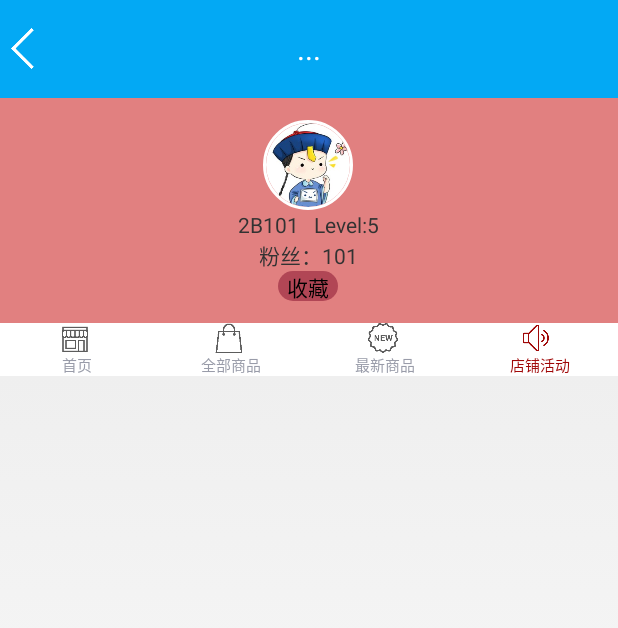
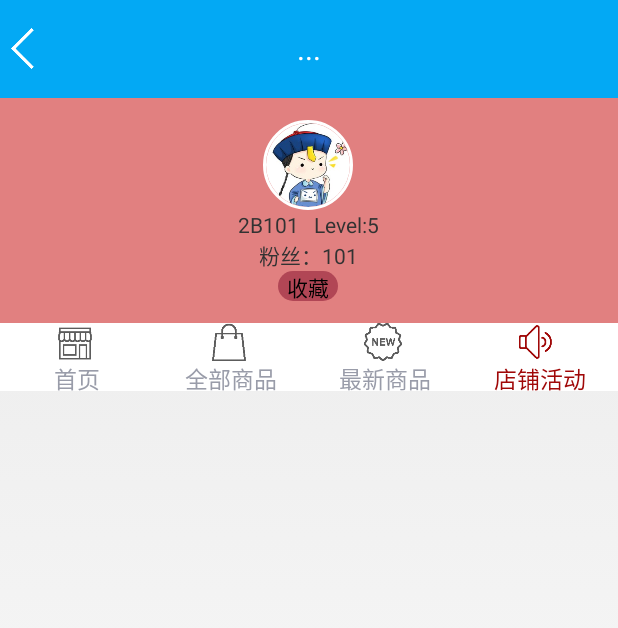
Before and after one commit to NEUSE1401/LeQi, an Android app: the ShopActivity screen opened directly, with no data from a screen before it, after a tap on "店铺活动", on a phone screen of 412 x 824 dp. Shown: the top 628 px of the screen. Run offline under Robolectric (Android 15) with nearby library versions, the phone set to English and light mode, and no system bars; our stand-ins replace CircleImageView; libraries missing offline, so code that uses them is left out: com.synnapps.carouselview; 5 statements that could not run were skipped; 3 other taps on this screen came first.

Commit message:
店铺更新

```diff
--- a/app/src/main/java/la/neu/leqi/ShopActivity.java
+++ b/app/src/main/java/la/neu/leqi/ShopActivity.java
@@ -100,7 +100,7 @@ public class ShopActivity extends Activity implements View.OnClickListener{
                 changeToShopLatestGood();
                 break;
             case R.id.shop_activity_linear:
-                ft.replace(R.id.shop_activity_linear,new ShopActivityContent());
+                ft.replace(R.id.shop_content,new ShopActivityContent());
                 changeToShopActivity();
                 break;
         }
--- a/app/src/main/java/la/neu/leqi/shopfragment/ShopActivityContent.java
+++ b/app/src/main/java/la/neu/leqi/shopfragment/ShopActivityContent.java
@@ -6,6 +6,7 @@ import android.support.annotation.Nullable;
 import android.view.LayoutInflater;
 import android.view.View;
 import android.view.ViewGroup;
+import android.widget.LinearLayout;
 
 import la.neu.leqi.R;
 
@@ -19,6 +20,8 @@ public class ShopActivityContent extends Fragment {
     public View onCreateView(LayoutInflater inflater, ViewGroup container, Bundle savedInstanceState) {
         View view=inflater.inflate(R.layout.shop_activity_content, null);
 
+
+
         return view;
     }
 }
--- a/app/src/main/res/layout/activity_shop.xml
+++ b/app/src/main/res/layout/activity_shop.xml
@@ -71,7 +71,7 @@
 
             <LinearLayout
                 android:layout_width="match_parent"
-                android:layout_height="35dp"
+                android:layout_height="45dp"
                 android:background="#ffff"
                 android:orientation="horizontal">
 
@@ -87,7 +87,7 @@
                         android:id="@+id/shop_home_page_pic"
                         android:src="@drawable/shop_home_red"
                         android:layout_width="wrap_content"
-                        android:layout_height="20dp" />
+                        android:layout_height="25dp" />
 
                     <TextView
                         android:textColor="@color/shopTextRed"
@@ -95,7 +95,7 @@
                         android:layout_gravity="center"
                         android:gravity="center"
                         android:text="首页"
-                        android:textSize="10dp"
+                        android:textSize="15dp"
                         android:layout_width="match_parent"
                         android:layout_height="wrap_content" />
                 </LinearLayout>
@@ -111,7 +111,7 @@
                     <ImageView
                         android:src="@drawable/all_commodites_gray"
                         android:layout_width="wrap_content"
-                        android:layout_height="20dp"
+                        android:layout_height="25dp"
                         android:id="@+id/shop_all_good_pic" />
 
                     <TextView
@@ -119,7 +119,7 @@
                         android:layout_gravity="center"
                         android:gravity="center"
                         android:text="全部商品"
-                        android:textSize="10dp"
+                        android:textSize="15dp"
                         android:layout_width="match_parent"
                         android:layout_height="wrap_content" />
                 </LinearLayout>
@@ -134,14 +134,14 @@
                         android:id="@+id/shop_latest_good_pic"
                         android:src="@drawable/newest_commodites_gray"
                         android:layout_width="wrap_content"
-                        android:layout_height="20dp" />
+                        android:layout_height="25dp" />
 
                     <TextView
                         android:id="@+id/shop_latest_text"
                         android:layout_gravity="center"
                         android:gravity="center"
                         android:text="最新商品"
-                        android:textSize="10dp"
+                        android:textSize="15dp"
                         android:layout_width="match_parent"
                         android:layout_height="wrap_content" />
                 </LinearLayout>
@@ -156,14 +156,14 @@
                         android:id="@+id/shop_activity_pic"
                         android:src="@drawable/shop_activities_gray"
                         android:layout_width="wrap_content"
-                        android:layout_height="20dp" />
+                        android:layout_height="25dp" />
 
                     <TextView
                         android:id="@+id/shop_activity_text"
                         android:layout_gravity="center"
                         android:gravity="center"
                         android:text="店铺活动"
-                        android:textSize="10dp"
+                        android:textSize="15dp"
                         android:layout_width="match_parent"
                         android:layout_height="wrap_content" />
                 </LinearLayout>
@@ -174,7 +174,6 @@
             <LinearLayout
                 android:orientation="vertical"
                 android:id="@+id/shop_content"
-                android:layout_marginTop="10dp"
                 android:layout_width="match_parent"
                 android:layout_height="wrap_content">
 
```
Also changed, not shown: app/src/main/java/la/neu/leqi/adapter/ShopActivityContentItemAdapter.java (added, +83 -0 lines), app/src/main/java/la/neu/leqi/bean/ShopActivityBean.java (added, +86 -0 lines), app/src/main/res/layout/shop_activity_content.xml (+9 -2 lines), app/src/main/res/layout/shop_activity_listview_item.xml (added, +23 -0 lines).
